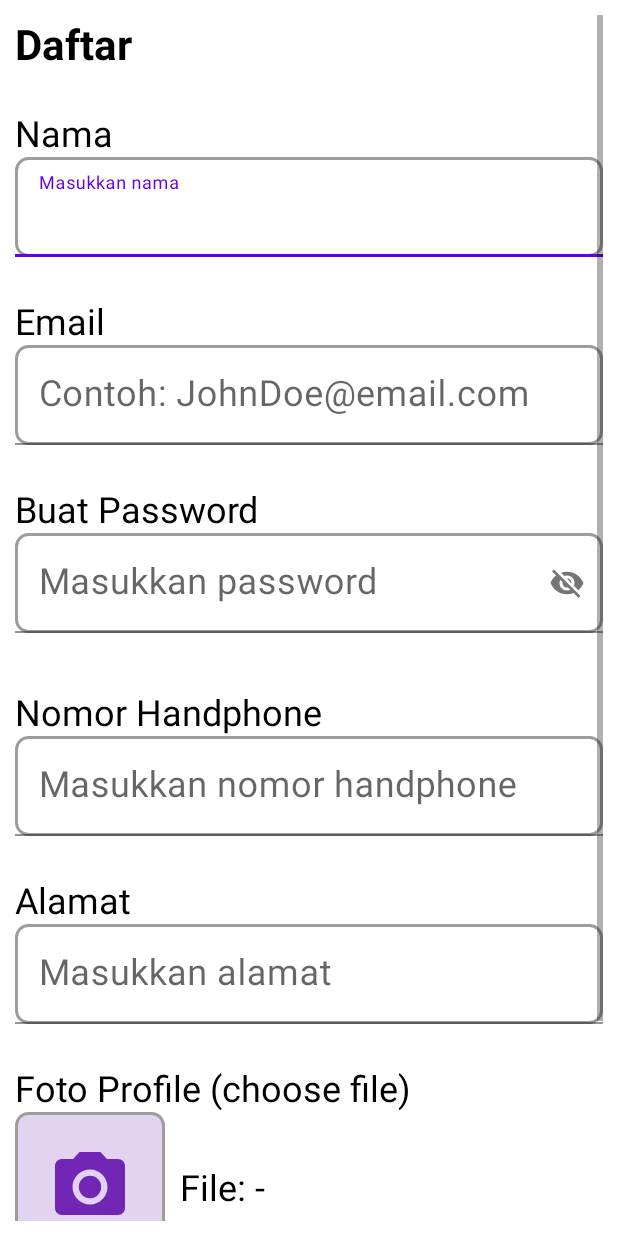
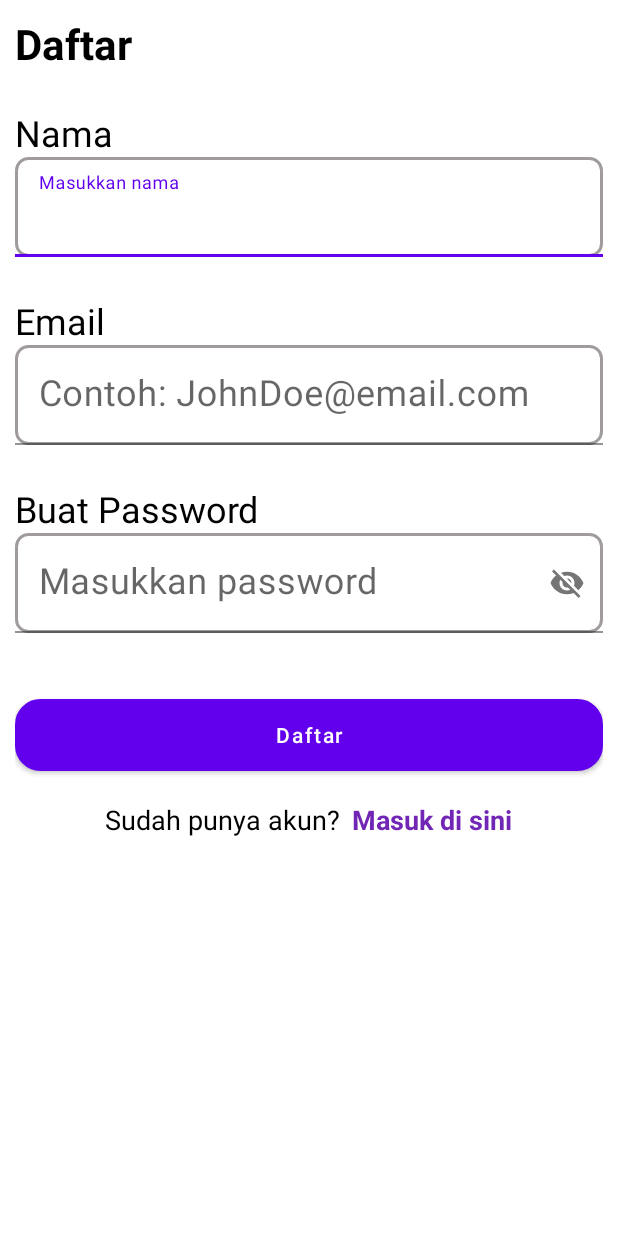
Before and after one commit to Dwisatriapatra/SecondHand, an Android app: the RegisterActivity screen opened directly, with no data from a screen before it, on a phone screen of 412 x 824 dp. Run offline under Robolectric (Android 15) with nearby library versions, the phone set to English and light mode, and no system bars; our stand-ins replace Dagger/Hilt's generated code; 3 statements that could not run were skipped.

Commit message:
Memperbaiki Fitur Registrasi

```diff
--- a/app/build.gradle
+++ b/app/build.gradle
@@ -91,6 +91,7 @@ dependencies {
     // dependency injection
     implementation "com.google.dagger:hilt-android:2.38.1"
     kapt "com.google.dagger:hilt-android-compiler:2.38.1"
+    annotationProcessor "com.google.dagger:dagger-android-processor:2.11"
 
     //lottie animeation
     implementation "com.airbnb.android:lottie:5.2.0"
--- a/app/src/main/java/com/example/secondhand/model/RegisterRequestUser.kt
+++ b/app/src/main/java/com/example/secondhand/model/RegisterRequestUser.kt
@@ -1,7 +1,10 @@
 package com.example.secondhand.model
 
+import android.os.Parcelable
 import com.google.gson.annotations.SerializedName
+import kotlinx.android.parcel.Parcelize
 
+@Parcelize
 data class RegisterRequestUser(
     @SerializedName("email")
     val email: String,
@@ -9,4 +12,4 @@ data class RegisterRequestUser(
     val fullName: String,
     @SerializedName("password")
     val password: String
-)
+) : Parcelable
--- a/app/src/main/java/com/example/secondhand/network/ApiServices.kt
+++ b/app/src/main/java/com/example/secondhand/network/ApiServices.kt
@@ -33,6 +33,7 @@ interface ApiServices {
     @POST("auth/register")
     fun postRegister(@Body reqUser: RegisterRequestUser): Call<RegisterResponsePostUser>
 
+//    fitur tawar menawar
     @POST("buyer/order")
     fun updateBidPrice(
         @Header("access_token") token: String,
--- a/app/src/main/java/com/example/secondhand/view/activity/RegisterActivity.kt
+++ b/app/src/main/java/com/example/secondhand/view/activity/RegisterActivity.kt
@@ -8,10 +8,12 @@ import androidx.lifecycle.ViewModelProvider
 import com.example.secondhand.R
 import com.example.secondhand.datastore.UserRegisterManager
 import com.example.secondhand.viewmodel.UserViewModel
+import dagger.hilt.android.AndroidEntryPoint
 import kotlinx.android.synthetic.main.activity_register.*
 import kotlinx.coroutines.GlobalScope
 import kotlinx.coroutines.launch
 
+@AndroidEntryPoint
 class RegisterActivity : AppCompatActivity() {
 
     private lateinit var userRegisterManager: UserRegisterManager
@@ -21,13 +23,17 @@ class RegisterActivity : AppCompatActivity() {
 
         userRegisterManager = UserRegisterManager(this)
 
+        txtMasukDisini.setOnClickListener {
+            startActivity(Intent(this, LoginActivity::class.java))
+        }
+
         btnDaftar.setOnClickListener {
             if (edtNamaLengkap.text!!.isNotEmpty() &&
                 edtEmail.text!!.isNotEmpty() &&
                 edtPassword.text!!.isNotEmpty()
             ) {
-
                 dataRegister()
+                Toast.makeText(this, "Data tersimpan", Toast.LENGTH_LONG).show()
             } else {
                 Toast.makeText(this, "Data kosong", Toast.LENGTH_LONG).show()
             }
@@ -35,19 +41,27 @@ class RegisterActivity : AppCompatActivity() {
     }
 
     private fun dataRegister() {
+        val full_name = edtNamaLengkap.text.toString()
         val email = edtEmail.text.toString()
-        val namaLengkap = edtNamaLengkap.text.toString()
         val password = edtPassword.text.toString()
 
         val viewModel = ViewModelProvider(this).get(UserViewModel::class.java)
-        viewModel.userReg.observe(this) {
-            GlobalScope.launch {
-                userRegisterManager.saveData(email, namaLengkap, password)
-                Toast.makeText(this@RegisterActivity, "Data berhasil disimpan", Toast.LENGTH_LONG)
-                    .show()
-                startActivity(Intent(this@RegisterActivity, LoginActivity::class.java))
-            }
-        }
-        viewModel.userRegister(email, namaLengkap, password)
+        viewModel.userRegister(full_name, email, password)
     }
+
+
+//        val viewModel = ViewModelProvider(this).get(UserViewModel::class.java)
+//        viewModel.userReg.observe(this) {
+//            GlobalScope.launch {
+//                userRegisterManager.saveData(email, namaLengkap, password)
+//                Toast.makeText(this@RegisterActivity, "Data berhasil disimpan", Toast.LENGTH_LONG)
+//                    .show()
+//                startActivity(Intent(this@RegisterActivity, LoginActivity::class.java))
+//            }
+//        }
+//        viewModel.userRegister(email, namaLengkap, password)
+
+
+
+
 }
--- a/app/src/main/java/com/example/secondhand/viewmodel/UserViewModel.kt
+++ b/app/src/main/java/com/example/secondhand/viewmodel/UserViewModel.kt
@@ -1,10 +1,12 @@
 package com.example.secondhand.viewmodel
 
+import android.widget.Toast
 import androidx.lifecycle.LiveData
 import androidx.lifecycle.MutableLiveData
 import androidx.lifecycle.ViewModel
 import com.example.secondhand.model.LoginRequestUser
 import com.example.secondhand.model.LoginResponsePostUser
+import com.example.secondhand.model.RegisterRequestUser
 import com.example.secondhand.model.RegisterResponsePostUser
 import com.example.secondhand.network.ApiServices
 import dagger.hilt.android.lifecycle.HiltViewModel
@@ -20,6 +22,7 @@ class UserViewModel @Inject constructor(api: ApiServices) : ViewModel() {
 
     val userReg: LiveData<RegisterResponsePostUser> = liveDataUserReg
     val user: LiveData<LoginResponsePostUser> = liveDataUser
+
     private val liveDataResponseMessage = MutableLiveData<Boolean>()
     val responseMessage: LiveData<Boolean> = liveDataResponseMessage
     private val apiServices = api
@@ -50,22 +53,21 @@ class UserViewModel @Inject constructor(api: ApiServices) : ViewModel() {
     }
 
     fun userRegister(email: String, full_name: String, password: String) {
-        apiServices.register(email, full_name, password)
-            .enqueue(object : Callback<RegisterResponsePostUser> {
+       apiServices.postRegister(RegisterRequestUser(email, full_name, password))
+           .enqueue(object :Callback<RegisterResponsePostUser>{
                override fun onResponse(
                    call: Call<RegisterResponsePostUser>,
                    response: Response<RegisterResponsePostUser>
                ) {
-                    if (response.isSuccessful) {
-                        liveDataUserReg.postValue(response.body())
-                    } else {
+                   if (response.isSuccessful){
+                       liveDataUserReg.value = response.body()
+                   }else{
 //
                    }
                }
-
                override fun onFailure(call: Call<RegisterResponsePostUser>, t: Throwable) {
+//
                }
-
            })
     }
 }
--- a/app/src/main/res/layout/activity_register.xml
+++ b/app/src/main/res/layout/activity_register.xml
@@ -93,94 +93,6 @@
                 android:textSize="24sp" />
         </com.google.android.material.textfield.TextInputLayout>
 
-        <TextView
-            android:layout_width="match_parent"
-            android:layout_height="wrap_content"
-            android:layout_marginTop="16dp"
-            android:text="Nomor Handphone"
-            android:textColor="@color/black"
-            android:textSize="24sp"
-            tools:ignore="HardcodedText" />
-
-        <com.google.android.material.textfield.TextInputLayout
-            android:layout_width="match_parent"
-            android:layout_height="wrap_content"
-            android:layout_marginBottom="10dp">
-
-            <com.google.android.material.textfield.TextInputEditText
-                android:id="@+id/edtNomorHandphone"
-                android:layout_width="match_parent"
-                android:layout_height="wrap_content"
-                android:background="@drawable/custom_edit_text_layout"
-                android:hint="@string/masukkan_nomor_handphone"
-                android:textColor="@color/black"
-                android:textSize="24sp" />
-        </com.google.android.material.textfield.TextInputLayout>
-
-        <TextView
-            android:layout_width="match_parent"
-            android:layout_height="wrap_content"
-            android:layout_marginTop="16dp"
-            android:text="Alamat"
-            android:textColor="@color/black"
-            android:textSize="24sp"
-            tools:ignore="HardcodedText" />
-
-        <com.google.android.material.textfield.TextInputLayout
-            android:layout_width="match_parent"
-            android:layout_height="wrap_content"
-            android:layout_marginBottom="10dp">
-
-            <com.google.android.material.textfield.TextInputEditText
-                android:id="@+id/edtAlamat"
-                android:layout_width="match_parent"
-                android:layout_height="wrap_content"
-                android:background="@drawable/custom_edit_text_layout"
-                android:hint="@string/masukkan_alamat"
-                android:textColor="@color/black"
-                android:textSize="24sp" />
-        </com.google.android.material.textfield.TextInputLayout>
-
-        <TextView
-            android:layout_width="match_parent"
-            android:layout_height="wrap_content"
-            android:layout_marginTop="16dp"
-            android:text="Foto Profile (choose file)"
-            android:textColor="@color/black"
-            android:textSize="24sp"
-            tools:ignore="HardcodedText" />
-
-        <LinearLayout
-            android:layout_width="match_parent"
-            android:layout_height="wrap_content"
-            android:gravity="center_vertical"
-            android:orientation="horizontal">
-
-            <RelativeLayout
-                android:id="@+id/registerInputImage"
-                android:layout_width="100dp"
-                android:layout_height="100dp"
-                android:background="@drawable/custom_image_picker">
-
-                <ImageView
-                    android:layout_width="wrap_content"
-                    android:layout_height="wrap_content"
-                    android:layout_centerInParent="true"
-                    android:src="@drawable/ic_baseline_camera_24"
-                    tools:ignore="ContentDescription" />
-            </RelativeLayout>
-
-            <TextView
-                android:layout_width="wrap_content"
-                android:layout_height="wrap_content"
-                android:layout_marginStart="10dp"
-                android:text="File: -"
-                android:textColor="@color/black"
-                android:textSize="24sp"
-                tools:ignore="HardcodedText" />
-        </LinearLayout>
-
-
         <Button
             android:id="@+id/btnDaftar"
             android:layout_width="match_parent"
@@ -207,7 +119,7 @@
                 tools:ignore="HardcodedText" />
 
             <TextView
-                android:id="@+id/btnLogin"
+                android:id="@+id/txtMasukDisini"
                 android:layout_width="wrap_content"
                 android:layout_height="wrap_content"
                 android:layout_marginStart="8dp"
```
Lines whose indentation alone changed are shown as unchanged.
